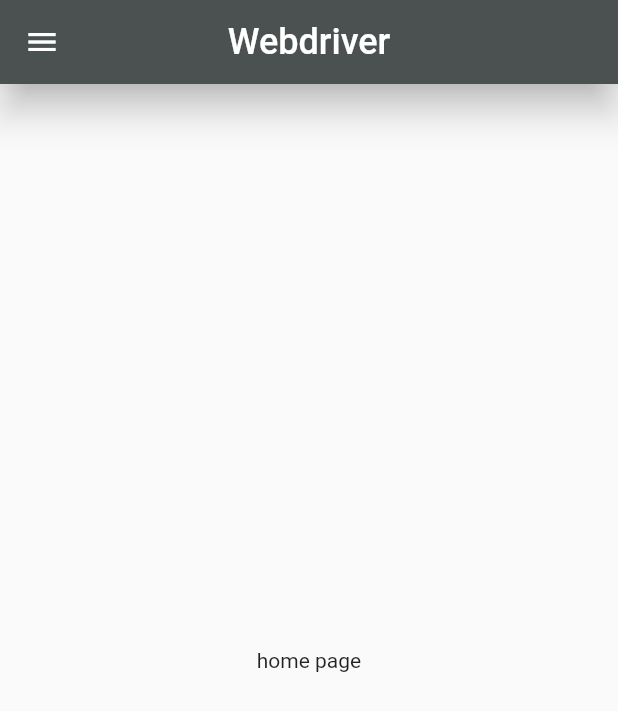
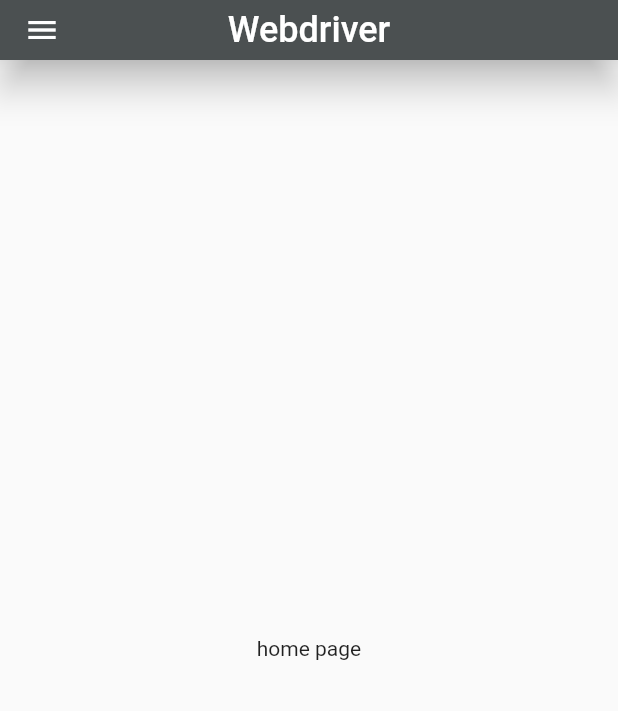
Before and after one commit to myusoof/webriverapp, a Flutter app: the screen it shows after launch, on a phone screen of 412 x 824 dp. Shown: the top 711 px of the screen. Run offline on Flutter 3.47's test engine with Material 2 defaults, Android fonts, the phone set to English and light mode, and no system bars.

Commit message:
preferred size app bar

```diff
--- a/lib/constants.dart
+++ b/lib/constants.dart
@@ -1 +1,3 @@
 const title = "Webdriver";
+
+const appBarHeight = 40;
--- a/lib/customizedWidjet/customized_app_bar.dart
+++ b/lib/customizedWidjet/customized_app_bar.dart
@@ -3,7 +3,7 @@ import 'package:web_driver_app/themes/themes.dart';
 
 import '../constants.dart';
 
-class CustomizedAppBar extends StatelessWidget {
+class CustomizedAppBar extends StatelessWidget with PreferredSizeWidget{
 
   @override
   Widget build(BuildContext context) {
@@ -27,4 +27,7 @@ class CustomizedAppBar extends StatelessWidget {
       ),
     );
   }
+
+  @override
+  Size get preferredSize => Size.fromHeight(appBarHeight.toDouble());
 }
--- a/lib/main.dart
+++ b/lib/main.dart
@@ -31,25 +31,7 @@ class MyApp extends StatelessWidget {
             ),
           ),
           body: new MyHomePage(),
-          appBar: AppBar(
-            leading: Builder(
-              builder: (BuildContext context) {
-                return IconButton(
-                  icon: const Icon(Icons.menu),
-                  onPressed: () { Scaffold.of(context).openDrawer(); },
-                  tooltip: MaterialLocalizations.of(context).openAppDrawerTooltip,
-                );
-              },
-            ),
-            elevation: 10.0,
-            centerTitle: true,
-            backgroundColor: secondaryColor,
-            title: Text(title,
-              style: TextStyle(
-                  color: Colors.white,
-                  fontSize: 24.0),
-            ),
-          ),
+          appBar: CustomizedAppBar(),
         ),
       ),
     );
```
